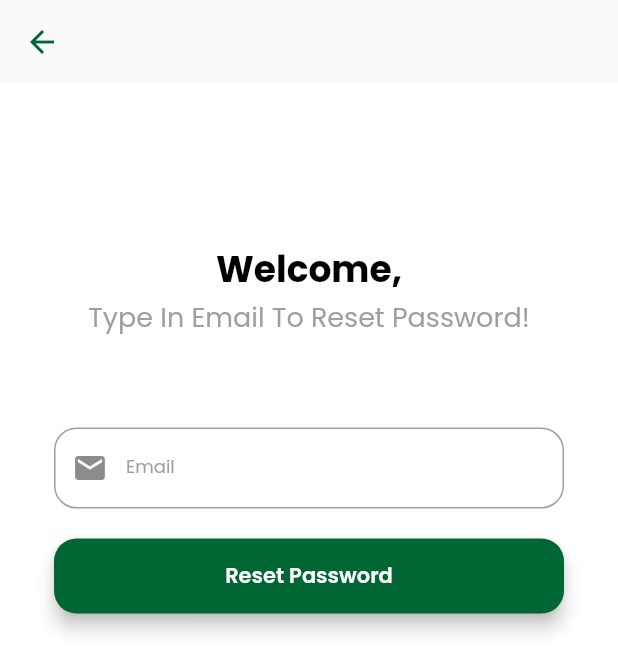
After one commit to Terry9110/MobileCampsu2, a Flutter app: the RestPassword screen opened directly, on a phone screen of 412 x 824 dp. The commit adds this screen. Shown: the top 672 px of the screen. Run offline on Flutter 3.47's test engine with Material 2 defaults, Android fonts, the phone set to English and light mode, and no system bars; our stand-ins replace cloud_firestore, cloud_functions, date_field, firebase_auth, firebase_core, fluttertoast and 4 more; missing offline and left inert: gender_picker; accounts and stored records are empty; network calls fail.

Commit message:
reset password

```diff
--- /dev/null
+++ b/lib/Auth/components/ResetPassword/reset_password_screen.dart
@@ -0,0 +1,122 @@
+import 'package:flutter/material.dart';
+import 'package:google_fonts/google_fonts.dart';
+import 'package:firebase_auth/firebase_auth.dart';
+
+class RestPassword extends StatefulWidget {
+  const RestPassword({Key? key}) : super(key: key);
+
+  @override
+  _RestPasswordState createState() => _RestPasswordState();
+}
+
+class _RestPasswordState extends State<RestPassword> {
+  final TextEditingController emailController = new TextEditingController();
+
+  @override
+  Widget build(BuildContext context) {
+    return Scaffold(
+        appBar: AppBar(
+            backgroundColor: Colors.transparent,
+            elevation: 0,
+            leading: IconButton(
+              icon: const Icon(
+                Icons.arrow_back,
+                color: Color(0xFF006633),
+              ),
+              onPressed: () {
+                Navigator.of(context).pop();
+              },
+            )),
+        body: Center(
+          child: Container(
+            color: Colors.white,
+            child: Padding(
+              padding: const EdgeInsets.all(36),
+              child: Column(
+                // mainAxisAlignment: MainAxisAlignment.center,
+                // crossAxisAlignment: CrossAxisAlignment.center,
+                children: [
+                  const SizedBox(
+                    height: 70,
+                  ),
+                  Text("Welcome,",
+                      style: GoogleFonts.poppins(
+                          color: Colors.black,
+                          fontWeight: FontWeight.bold,
+                          fontSize: 24)),
+                  Text("Type In Email To Reset Password!",
+                      style: GoogleFonts.poppins(
+                          color: Colors.grey[500], fontSize: 18)),
+                  const SizedBox(height: 60),
+                  TextFormField(
+                    autofocus: false,
+                    controller: emailController,
+                    keyboardType: TextInputType.emailAddress,
+                    validator: (value) {
+                      if (value!.isEmpty) {
+                        return ('Please Enter Your Email');
+                      }
+                      //reg expression for email validation
+                      if (!RegExp("^[a-zA-Z0-9+_.-]+@[a-zA-Z0-9.-]+.[a-z]")
+                          .hasMatch(value)) {
+                        return ("Please Enter a valid email");
+                      }
+                      return null;
+                    },
+                    onSaved: (value) {
+                      emailController.text = value!;
+                    },
+                    textInputAction: TextInputAction.next,
+                    decoration: InputDecoration(
+                        prefixIcon: const Icon(Icons.mail),
+                        // contentPadding: const EdgeInsets.fromLTRB(20, 15, 20, 15),
+                        hintText: "Email",
+                        hintStyle: GoogleFonts.poppins(color: Colors.grey[400]),
+                        contentPadding: const EdgeInsets.only(
+                            left: 20, top: 15, bottom: 15, right: 5),
+                        label: Text(
+                          'Email',
+                          style: GoogleFonts.poppins(
+                              color: Colors.grey[500], fontSize: 12),
+                        ),
+                        border: OutlineInputBorder(
+                          borderRadius: BorderRadius.circular(15),
+                          borderSide:
+                              const BorderSide(width: 1, color: Colors.grey),
+                        ),
+                        focusedErrorBorder: OutlineInputBorder(
+                            borderRadius: BorderRadius.circular(15),
+                            borderSide: const BorderSide(
+                                width: 1, color: Color(0xFFe63900))),
+                        focusedBorder: OutlineInputBorder(
+                            borderRadius: BorderRadius.circular(15),
+                            borderSide: const BorderSide(
+                                width: 1, color: Color(0xFFe63900)))),
+                  ),
+                  const SizedBox(height: 20),
+                  Material(
+                    elevation: 5,
+                    color: Color(0xFF006633),
+                    borderRadius: BorderRadius.circular(15),
+                    child: MaterialButton(
+                      height: 50,
+                      minWidth: MediaQuery.of(context).size.width,
+                      onPressed: () {
+                        FirebaseAuth.instance
+                            .sendPasswordResetEmail(email: emailController.text)
+                            .then((value) => Navigator.of(context).pop());
+                      },
+                      child: Text('Reset Password',
+                          style: GoogleFonts.poppins(
+                              fontWeight: FontWeight.w600,
+                              color: Colors.white,
+                              fontSize: 14)),
+                    ),
+                  )
+                ],
+              ),
+            ),
+          ),
+        ));
+  }
+}
```
Also changed, not shown: lib/Auth/components/EnterOTP/model/verification.dart (+127 -127 lines), lib/Auth/components/EnterOTP/phone_login.dart (+7 -7 lines), lib/LoginScreen/login_page.dart (+7 -4 lines), SettingsPage/settings_page.dart (added).
